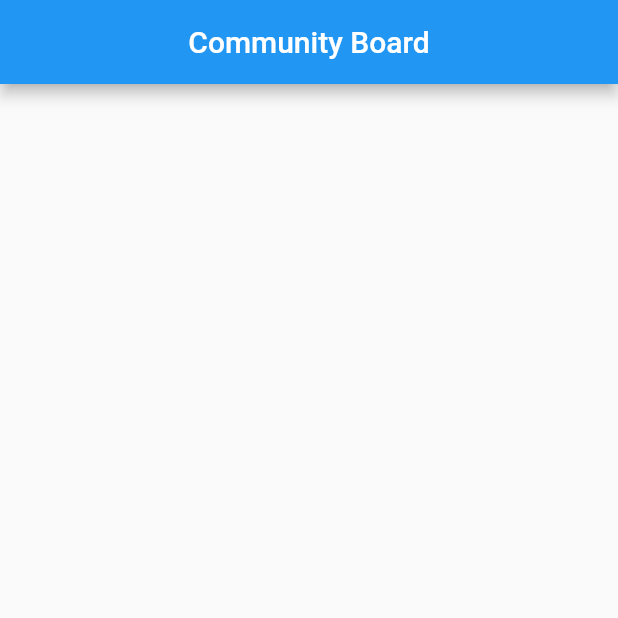
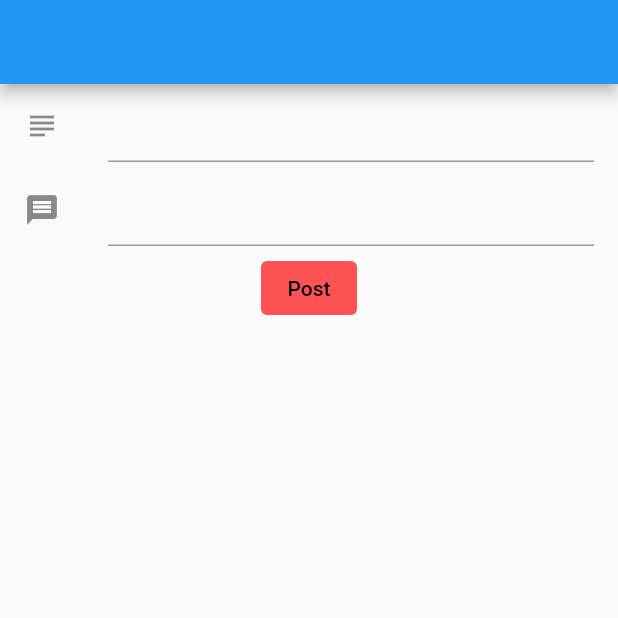
Before and after one commit to cryp73r/Flutter_App_Development, a Flutter app: the screen it shows after launch, on a phone screen of 412 x 824 dp, the top half of it. Run offline on Flutter 3.47's test engine with Material 2 defaults, Android fonts, the phone set to English and light mode, and no system bars; our stand-ins replace firebase_database, shared_preferences, sqflite; missing offline and left inert: dart:ffi; accounts and stored records are empty.

Commit message:
FireBase Setup

```diff
--- a/firebase_setup/lib/main.dart
+++ b/firebase_setup/lib/main.dart
@@ -1,8 +1,7 @@
+import 'package:firebase_setup/model/board.dart';
 import 'package:flutter/material.dart';
 
 import 'package:firebase_database/firebase_database.dart';
-
-final FirebaseDatabase database = FirebaseDatabase.instance;
 
 void main() {
   runApp(MyApp());
@@ -16,22 +15,31 @@ class MyApp extends StatelessWidget {
       theme: ThemeData(
         primarySwatch: Colors.blue,
       ),
-      home: MyHomePage(title: 'Community Board'),
+      home: MyHomePage(),
     );
   }
 }
 
 class MyHomePage extends StatefulWidget {
-  MyHomePage({Key key, this.title}) : super(key: key);
-
-  final String title;
-
   @override
   _MyHomePageState createState() => _MyHomePageState();
 }
 
 class _MyHomePageState extends State<MyHomePage> {
-  // int _counter = 0;
+  List<Board> boardMessages = [];
+  Board board;
+  final FirebaseDatabase database = FirebaseDatabase.instance;
+  final GlobalKey<FormState> formKey = GlobalKey<FormState>();
+  DatabaseReference databaseReference;
+
+  @override
+  void initState() {
+    super.initState();
+
+    board = Board("", "");
+    databaseReference = database.reference().child("community-board");
+    databaseReference.onChildAdded.listen(_onEntryAdded);
+  } // int _counter = 0;
 
   // void _incrementCounter() {
   //   database.reference().child("message").set({
@@ -55,9 +63,62 @@ class _MyHomePageState extends State<MyHomePage> {
   Widget build(BuildContext context) {
     return Scaffold(
       appBar: AppBar(
-        title: Text(widget.title),
+        // title: Text(widget.title),
         centerTitle: true,
+      ),
+      body: Column(
+        children: [
+          Flexible(
+            flex: 0,
+              child: Form(
+                key: formKey,
+                child: Flex(
+                  direction: Axis.vertical,
+                  children: [
+                    ListTile(
+                      leading: Icon(Icons.subject),
+                      title: TextFormField(
+                        initialValue: "",
+                        onSaved: (val) => board.subject = val,
+                        validator: (val) => val=="" ? val : null,
+                      ),
+                    ),
+                    ListTile(
+                      leading: Icon(Icons.message),
+                      title: TextFormField(
+                        initialValue: "",
+                        onSaved: (val) => board.body = val,
+                        validator: (val) => val=="" ? val : null,
+                      ),
+                    ),
+                  //  Send or Post Button
+                    TextButton(onPressed: () {
+                      handleSubmit();
+                    },
+                      child: Text("Post"),
+                      style: TextButton.styleFrom(primary: Colors.black, backgroundColor: Colors.redAccent),
+                    )
+                  ],
+                ),
+              ))
+        ],
       ),
     );
   }
+
+  void _onEntryAdded(Event event) {
+    setState(() {
+      boardMessages.add((Board.fromSnapshot(event.snapshot)));
+    });
+  }
+
+  void handleSubmit() {
+    final FormState form = formKey.currentState;
+    if (form.validate()) {
+      form.save();
+      form.reset();
+    //  Save form data to the database
+      databaseReference.push().set(board.toJson());
+    }
+  }
 }
```
